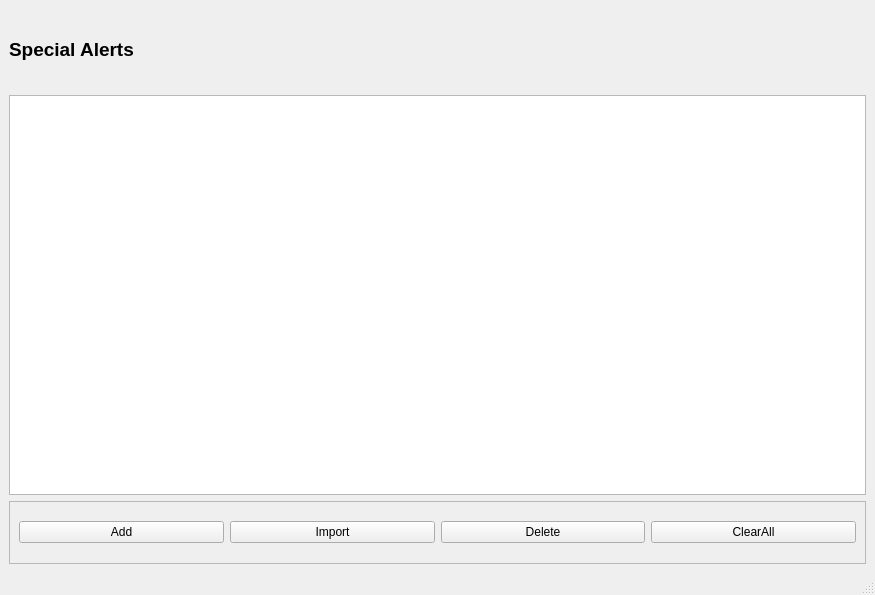
The window that UIFiles/specialAlerts.ui (ShubhamMandavkar/TYLiveProjectt-StockAutomationSystem) describes before a commit, drawn with Qt 5.
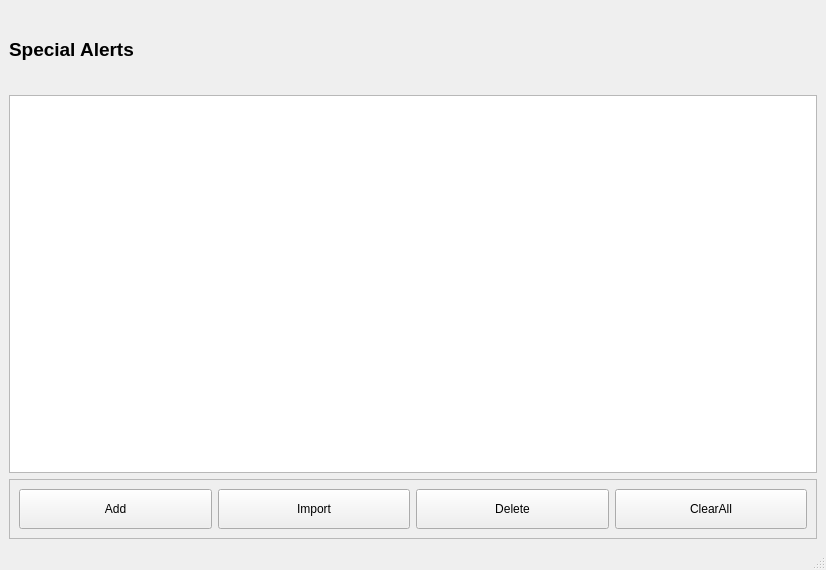
The same window after the commit.

Commit message: gui changes in searchDlg, home, and specialAlerts pages

```diff
--- a/UIFiles/specialAlerts.ui
+++ b/UIFiles/specialAlerts.ui
@@ -6,8 +6,8 @@
    <rect>
     <x>0</x>
     <y>0</y>
-    <width>875</width>
-    <height>595</height>
+    <width>826</width>
+    <height>570</height>
    </rect>
   </property>
   <property name="windowTitle">
@@ -73,6 +73,18 @@
       <layout class="QGridLayout" name="gridLayout">
        <item row="0" column="1">
         <widget class="QPushButton" name="btnImport">
+         <property name="minimumSize">
+          <size>
+           <width>0</width>
+           <height>40</height>
+          </size>
+         </property>
+         <property name="maximumSize">
+          <size>
+           <width>200</width>
+           <height>16777215</height>
+          </size>
+         </property>
          <property name="text">
           <string>Import</string>
          </property>
@@ -80,6 +92,18 @@
        </item>
        <item row="0" column="2">
         <widget class="QPushButton" name="btnDelete">
+         <property name="minimumSize">
+          <size>
+           <width>0</width>
+           <height>40</height>
+          </size>
+         </property>
+         <property name="maximumSize">
+          <size>
+           <width>200</width>
+           <height>16777215</height>
+          </size>
+         </property>
          <property name="text">
           <string>Delete</string>
          </property>
@@ -87,6 +111,18 @@
        </item>
        <item row="0" column="0">
         <widget class="QPushButton" name="btnAdd">
+         <property name="minimumSize">
+          <size>
+           <width>0</width>
+           <height>40</height>
+          </size>
+         </property>
+         <property name="maximumSize">
+          <size>
+           <width>200</width>
+           <height>16777215</height>
+          </size>
+         </property>
          <property name="text">
           <string>Add</string>
          </property>
@@ -94,6 +130,18 @@
        </item>
        <item row="0" column="3">
         <widget class="QPushButton" name="btnClearAll">
+         <property name="minimumSize">
+          <size>
+           <width>0</width>
+           <height>40</height>
+          </size>
+         </property>
+         <property name="maximumSize">
+          <size>
+           <width>200</width>
+           <height>16777215</height>
+          </size>
+         </property>
          <property name="text">
           <string>ClearAll</string>
          </property>
```
Left out of the diff: 2 changed lines with no effect on the pictures. The commit also changes 12 other files.
